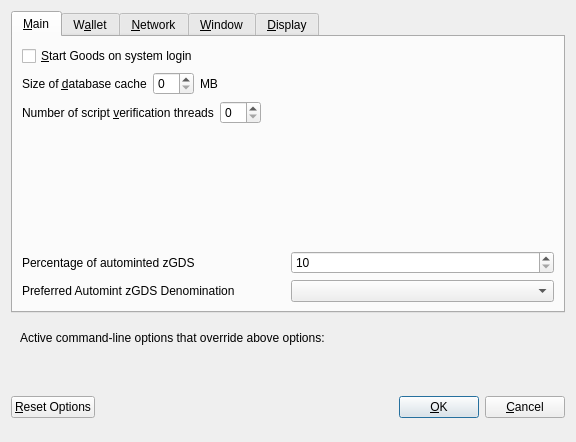
This is src/qt/forms/optionsdialog.ui in buddilla/GoCash-Core as Qt 5 draws it before an edit. The edited form follows.
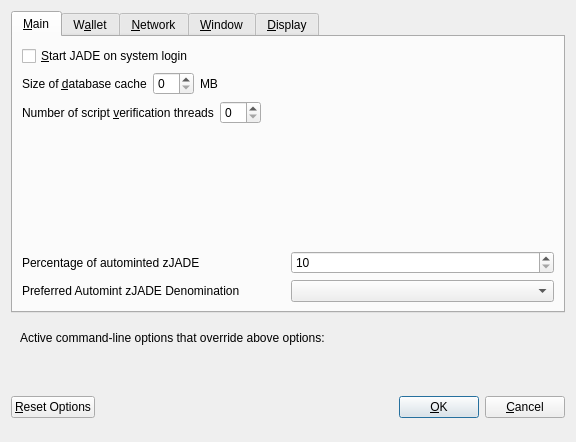
This is the edited form. Custom widgets are drawn as their Qt base class.

Patch:
```diff
--- a/src/qt/forms/optionsdialog.ui
+++ b/src/qt/forms/optionsdialog.ui
@@ -33,7 +33,7 @@
           <string>Automatically start Goods after logging in to the system.</string>
          </property>
          <property name="text">
-          <string>&amp;Start Goods on system login</string>
+          <string>&amp;Start JADE on system login</string>
          </property>
         </widget>
        </item>
@@ -138,7 +138,7 @@
             <string>Percentage of incoming GDS which get automatically converted to zGDS via Zerocoin Protocol (min: 10%)</string>
            </property>
            <property name="text">
-            <string>Percentage of autominted zGDS</string>
+            <string>Percentage of autominted zJADE</string>
            </property>
           </widget>
          </item>
@@ -171,7 +171,7 @@
             <string>Wait with automatic conversion to Zerocoin until enough GDS for this denomination is available</string>
            </property>
            <property name="text">
-            <string>Preferred Automint zGDS Denomination</string>
+            <string>Preferred Automint zJADE Denomination</string>
            </property>
           </widget>
          </item>
```
Left out of the diff: 16 changed lines with no effect on the pictures.
